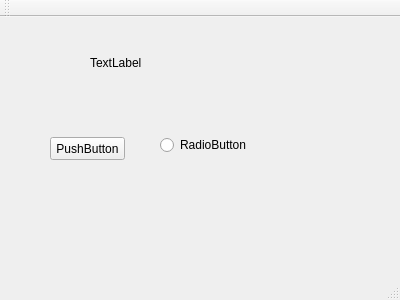
The window that qtooltip/mainwindow.ui (jinhang87/qtutil) describes before a commit, drawn with Qt 5.
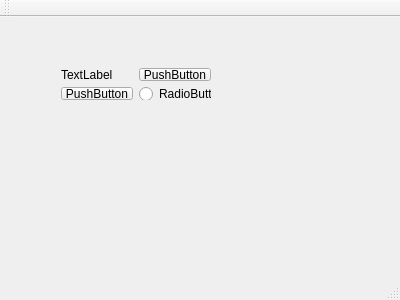
The same window after the commit.

Patch:
```diff
--- a/qtooltip/mainwindow.ui
+++ b/qtooltip/mainwindow.ui
@@ -14,44 +14,56 @@
    <string>MainWindow</string>
   </property>
   <widget class="QWidget" name="centralWidget">
-   <widget class="QPushButton" name="pushButton">
-    <property name="geometry">
-     <rect>
-      <x>50</x>
-      <y>120</y>
-      <width>75</width>
-      <height>23</height>
-     </rect>
-    </property>
-    <property name="text">
-     <string>PushButton</string>
-    </property>
-   </widget>
-   <widget class="QRadioButton" name="radioButton">
-    <property name="geometry">
-     <rect>
-      <x>160</x>
-      <y>120</y>
-      <width>89</width>
-      <height>16</height>
-     </rect>
-    </property>
-    <property name="text">
-     <string>RadioButton</string>
-    </property>
-   </widget>
-   <widget class="QLabel" name="label">
+   <widget class="QWidget" name="horizontalLayoutWidget">
     <property name="geometry">
      <rect>
       <x>90</x>
+      <y>140</y>
+      <width>160</width>
+      <height>80</height>
+     </rect>
+    </property>
+    <layout class="QHBoxLayout" name="horizontalLayout"/>
+   </widget>
+   <widget class="QWidget" name="">
+    <property name="geometry">
+     <rect>
+      <x>50</x>
       <y>40</y>
-      <width>54</width>
-      <height>12</height>
+      <width>172</width>
+      <height>54</height>
      </rect>
     </property>
-    <property name="text">
-     <string>TextLabel</string>
-    </property>
+    <layout class="QGridLayout" name="gridLayout">
+     <item row="0" column="0">
+      <widget class="QLabel" name="label">
+       <property name="text">
+        <string>TextLabel</string>
+       </property>
+      </widget>
+     </item>
+     <item row="1" column="0">
+      <widget class="QPushButton" name="pushButton">
+       <property name="text">
+        <string>PushButton</string>
+       </property>
+      </widget>
+     </item>
+     <item row="1" column="1">
+      <widget class="QRadioButton" name="radioButton">
+       <property name="text">
+        <string>RadioButton</string>
+       </property>
+      </widget>
+     </item>
+     <item row="0" column="1">
+      <widget class="QPushButton" name="pushButton_2">
+       <property name="text">
+        <string>PushButton</string>
+       </property>
+      </widget>
+     </item>
+    </layout>
    </widget>
   </widget>
   <widget class="QMenuBar" name="menuBar">
```
